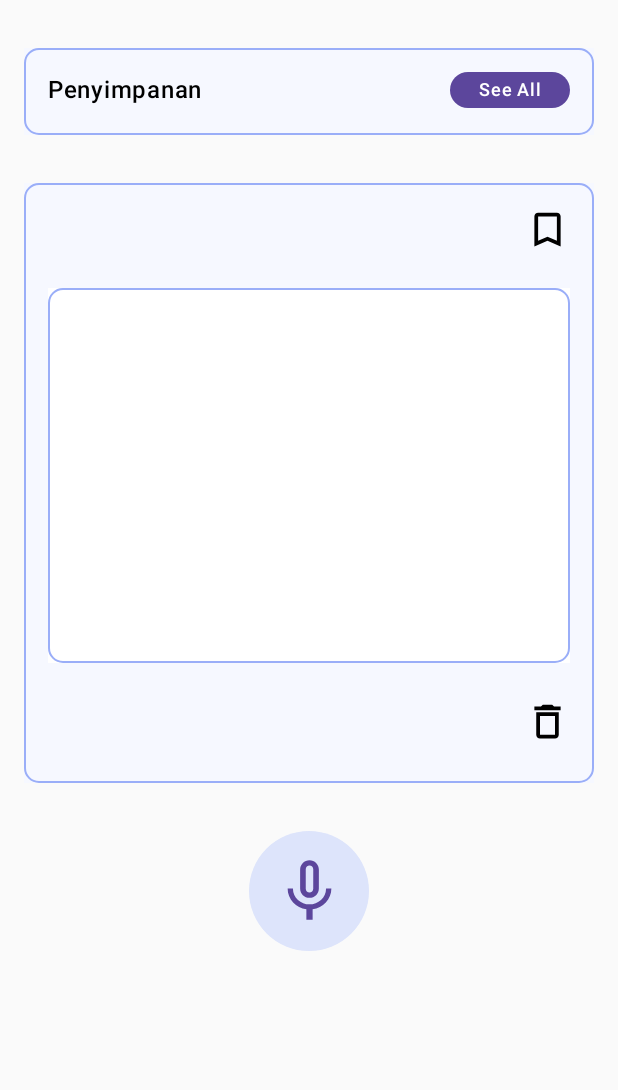
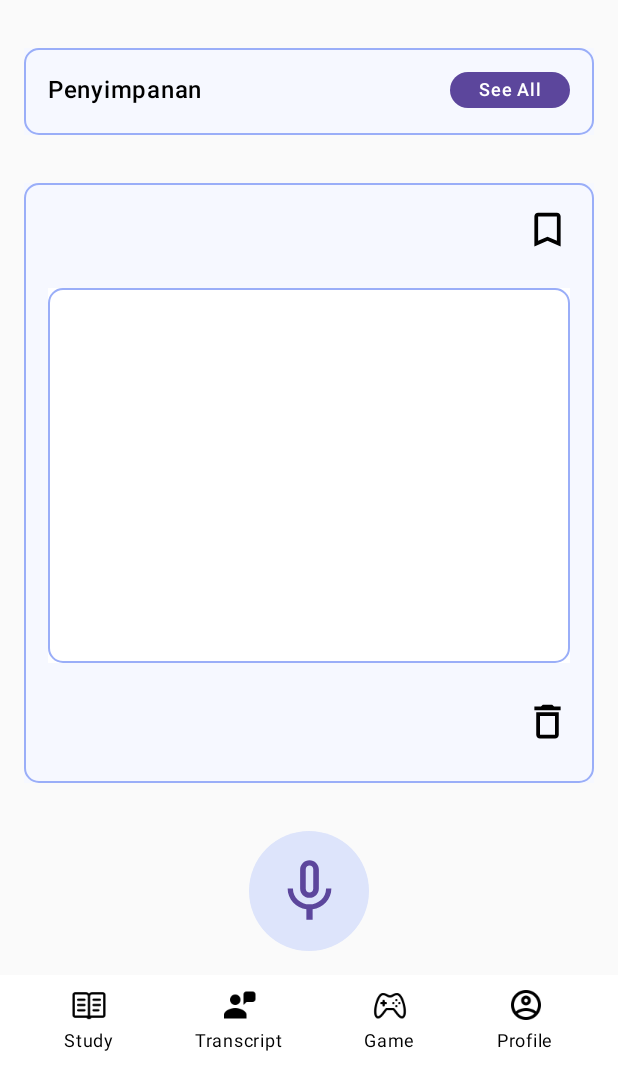
Before and after one commit to theressathebez/VP_ALP, an Android app built with Jetpack Compose: the STT screen opened through its navigation route, on a phone screen of 412 x 824 dp. Shown: the top 1090 px of the screen. Run offline under Robolectric (Android 15) with nearby library versions, the phone set to English and light mode, and no system bars.

Commit message:
study + transcript sdh digabung

```diff
--- a/app/src/main/java/com/example/vp_alp/route/AppRouting.kt
+++ b/app/src/main/java/com/example/vp_alp/route/AppRouting.kt
@@ -40,20 +40,18 @@ fun AppRouting(
 
     NavHost(
         navController = navController,
-        startDestination = listScreen.STT.name
+        startDestination = listScreen.Study.name
     ) {
-        composable(route = listScreen.Study.name) {
+        composable(route = "${listScreen.Study.name}") {
             StudyScroll(
                 navController = navController,
                 viewModel = studyViewModel
-
-
-
             )
         }
 
+        //transcript
         composable(
-            route = listScreen.STT.name
+            route = "${listScreen.STT.name}"
         ) {
             STTView(navController = navController, activity = activity, viewModel = viewModel)
         }
--- a/app/src/main/java/com/example/vp_alp/view/STTView.kt
+++ b/app/src/main/java/com/example/vp_alp/view/STTView.kt
@@ -13,6 +13,7 @@ import androidx.compose.foundation.layout.Row
 import androidx.compose.foundation.layout.Spacer
 import androidx.compose.foundation.layout.fillMaxWidth
 import androidx.compose.foundation.layout.height
+import androidx.compose.foundation.layout.navigationBarsPadding
 import androidx.compose.foundation.layout.padding
 import androidx.compose.foundation.layout.size
 import androidx.compose.foundation.layout.width
@@ -47,13 +48,19 @@ fun STTView(
 ) {
     val text by viewModel.text.collectAsState()
     val context = LocalContext.current
+
+    Column(
+        horizontalAlignment = Alignment.CenterHorizontally
+
+    ) {
         Column(
             modifier = Modifier
                 .fillMaxWidth()
                 .padding(vertical = 16.dp, horizontal = 16.dp),
             horizontalAlignment = Alignment.CenterHorizontally
         ) {
-        // New Column with light blue background and dark blue border
+
+
             Column(
                 modifier = Modifier
                     .padding(vertical = 16.dp)
@@ -136,7 +143,7 @@ fun STTView(
                             border = BorderStroke(1.dp, Color(0xFF9AAEF8)), // Dark blue border
                             shape = RoundedCornerShape(10.dp)
                         )
-            )  {
+                ) {
                     Text(
                         text = "$text",
                         fontWeight = FontWeight.Normal,
@@ -178,5 +185,18 @@ fun STTView(
                     modifier = Modifier.size(50.dp)
                 )
             }
+
+
+        }
+        BottomNavigationBar(
+            modifier = Modifier
+                .fillMaxWidth()
+                .background(Color.White)
+                .padding(bottom = 20.dp)
+                .navigationBarsPadding(),
+            currentScreen = "transcript",
+            navController = navController
+        )
+
     }
 }
--- a/app/src/main/java/com/example/vp_alp/view/StudyView.kt
+++ b/app/src/main/java/com/example/vp_alp/view/StudyView.kt
@@ -116,7 +116,8 @@ fun StudyScroll(
                 .background(Color.White)
                 .padding(bottom = 16.dp)
                 .navigationBarsPadding(),
-            currentScreen = "study"
+            currentScreen = "study",
+            navController = navController
         )
     }
 }
--- a/app/src/main/java/com/example/vp_alp/view/TabBar.kt
+++ b/app/src/main/java/com/example/vp_alp/view/TabBar.kt
@@ -2,6 +2,7 @@ package com.example.vp_alp.view
 
 import androidx.compose.foundation.Image
 import androidx.compose.foundation.background
+import androidx.compose.foundation.clickable
 import androidx.compose.foundation.layout.Arrangement
 import androidx.compose.foundation.layout.Column
 import androidx.compose.foundation.layout.Row
@@ -16,12 +17,15 @@ import androidx.compose.ui.graphics.Color
 import androidx.compose.ui.res.painterResource
 import androidx.compose.ui.unit.dp
 import androidx.compose.ui.unit.sp
+import androidx.navigation.NavController
 import com.example.vp_alp.R
+import com.example.vp_alp.route.listScreen
 
 @Composable
 fun BottomNavigationBar(
     modifier: Modifier,
-    currentScreen: String
+    currentScreen: String,
+    navController: NavController
 ) {
     Row(
         modifier = Modifier
@@ -30,7 +34,12 @@ fun BottomNavigationBar(
             .padding(top= 8.dp, bottom = 24.dp, start = 16.dp, end = 16.dp),
         horizontalArrangement = Arrangement.SpaceAround
     ) {
-        Column(horizontalAlignment = Alignment.CenterHorizontally) {
+        Column(
+            horizontalAlignment = Alignment.CenterHorizontally,
+            modifier = Modifier.clickable {
+                navController.navigate("${listScreen.Study.name}")
+            }
+        ) {
             Image(
                 painter = painterResource(
                     if (currentScreen == "study")
@@ -48,7 +57,10 @@ fun BottomNavigationBar(
             )
         }
 
-        Column(horizontalAlignment = Alignment.CenterHorizontally) {
+        Column(horizontalAlignment = Alignment.CenterHorizontally,
+            modifier = Modifier.clickable {
+                navController.navigate("${listScreen.STT.name}")
+            }) {
             Image(
                 painter = painterResource(
                     if (currentScreen == "transcript")
```
Also changed, not shown: app/src/main/res/drawable/group_369.png (added). Lines whose indentation alone changed are shown as unchanged.
